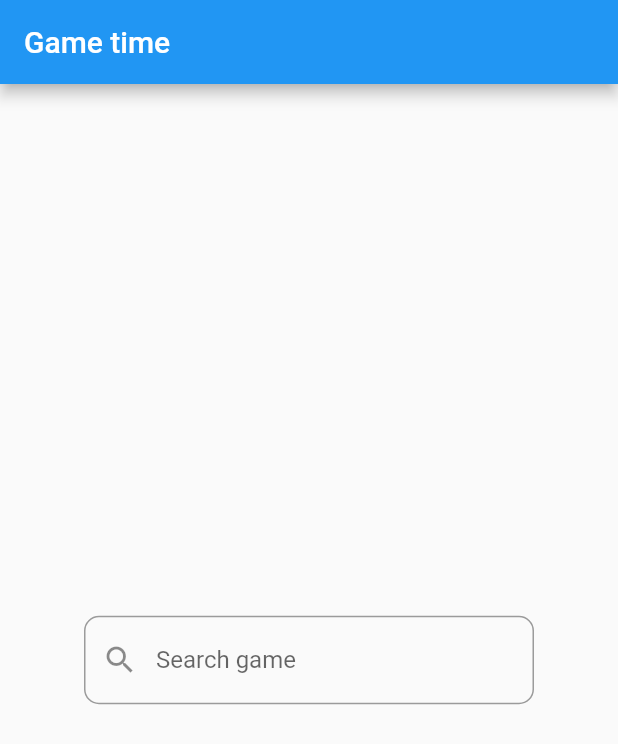
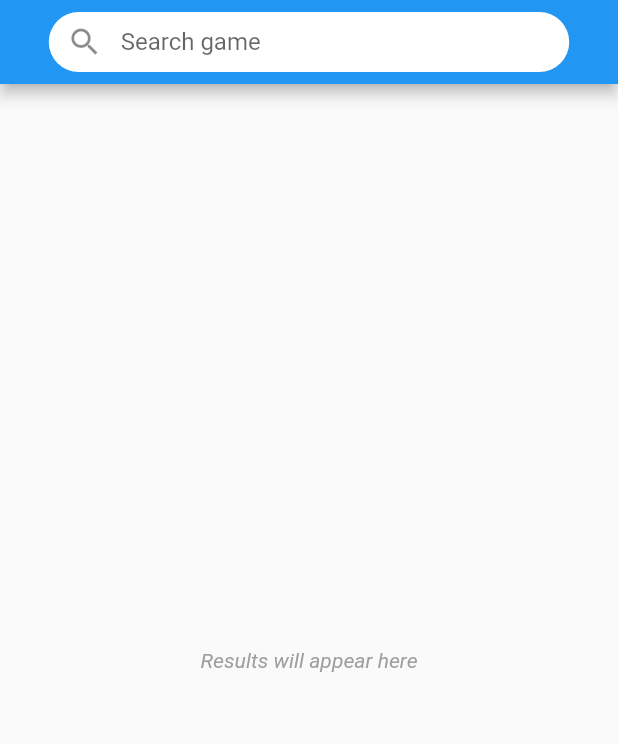
Before and after one commit to KeN095/game-time, a Flutter app: the screen it shows after launch, on a phone screen of 412 x 824 dp. Shown: the top 744 px of the screen. Run offline on Flutter 3.47's test engine with Material 2 defaults, Android fonts, the phone set to English and light mode, and no system bars.

Commit message:
feat: combine search and search results page

```diff
--- a/lib/main.dart
+++ b/lib/main.dart
@@ -1,6 +1,7 @@
 import 'package:flutter/material.dart';
 import 'package:game_time/popular_games.dart';
-import 'search_results.dart';
+import 'package:game_time/game.dart';
+import 'package:game_time/game_data_controller.dart';
 
 void main() {
   runApp(const MyApp());
@@ -11,31 +12,39 @@ class MyApp extends StatelessWidget {
 
   @override
   Widget build(BuildContext context) {
-    return MaterialApp(title: 'Game time App', home: Homescreen());
+    return const MaterialApp(title: 'Game Time App', home: SearchScreen());
   }
 }
 
-class Homescreen extends StatelessWidget {
-  Homescreen({super.key});
+class SearchScreen extends StatefulWidget {
+  const SearchScreen({super.key});
 
-  final _searchController = TextEditingController();
+  @override
+  State<SearchScreen> createState() => _SearchScreenState();
+}
 
+class _SearchScreenState extends State<SearchScreen> {
+  GameDataController gameDataController = GameDataController();
+  TextEditingController _searchController = TextEditingController();
   @override
   Widget build(BuildContext context) {
     return Scaffold(
         appBar: AppBar(
-          title: const Text("Game time"),
-        ),
-        body: Center(
+            title: Center(
                 child: SizedBox(
-                width: 300,
+                    height: 40,
+                    width: 347,
                     child: TextField(
                       controller: _searchController,
                       decoration: InputDecoration(
+                          filled: true,
+                          fillColor: Colors.white,
                           border: OutlineInputBorder(
-                        borderRadius: BorderRadius.circular(10.0),
+                            borderSide: BorderSide.none,
+                            borderRadius: BorderRadius.circular(55.0),
                           ),
-                      labelText: "Search game",
+                          contentPadding: const EdgeInsets.only(bottom: 10.0),
+                          hintText: "Search game",
                           prefixIcon: const Icon(Icons.search)),
                       onSubmitted: (value) => {
                         if (value == "popular")
@@ -46,14 +55,76 @@ class Homescreen extends StatelessWidget {
                                     builder: (context) => PopularGames()))
                           }
                         else
-                      {
-                        Navigator.push(
-                            context,
-                            MaterialPageRoute(
-                                builder: (context) => SearchResults(
-                                    searchText: _searchController.text)))
+                          {setState(() {})}
+                      },
+                    )))),
+        body: _searchController.text != ""
+            ? FutureBuilder<List<Game>>(
+                future:
+                    gameDataController.fetchGameData(_searchController.text),
+                builder: (context, snapshot) {
+                  if (snapshot.connectionState == ConnectionState.waiting) {
+                    return const Center(child: CircularProgressIndicator());
+                  } else if (snapshot.hasError) {
+                    return Center(
+                        child: Text(
+                            'Unable to retrieve results: ${snapshot.error}'));
+                  } else {
+                    List<Game> games = snapshot.data!;
+                    return ListView.builder(
+                      scrollDirection: Axis.vertical,
+                      itemCount: games.length,
+                      itemBuilder: (context, index) {
+                        return Container(
+                          margin: const EdgeInsets.all(6.0),
+                          padding: const EdgeInsets.all(6.0),
+                          decoration: BoxDecoration(
+                            border: Border.all(color: Colors.grey, width: 1.0),
+                            borderRadius: BorderRadius.circular(2.0),
+                          ),
+                          child: Row(
+                            children: [
+                              Image.network(
+                                games[index].imageURL,
+                                height: 110,
+                                width: 75,
+                              ),
+                              const SizedBox(width: 8.0),
+                              Expanded(
+                                child: Column(
+                                  crossAxisAlignment: CrossAxisAlignment.start,
+                                  mainAxisAlignment: MainAxisAlignment.start,
+                                  children: [
+                                    const SizedBox(height: 5.0),
+                                    Text(
+                                      games[index].name,
+                                      style: const TextStyle(
+                                          fontWeight: FontWeight.bold,
+                                          fontSize: 16.0),
+                                    ),
+                                    const SizedBox(height: 25.0),
+                                    Text(
+                                        'Main Story: ${games[index].mainTime} hours'),
+                                    Text(
+                                        'Main + Extra: ${games[index].extraTime} hours'),
+                                    Text(
+                                        'Completionist: ${games[index].completionistTime} hours'),
+                                  ],
+                                ),
+                              ),
+                              const Icon(Icons.arrow_forward_ios_rounded,
+                                  size: 15),
+                            ],
+                          ),
+                        );
+                      },
+                    );
                   }
                 },
-                ))));
+              )
+            : const Center(
+                child: Text("Results will appear here",
+                    style: TextStyle(
+                        color: Colors.grey, fontStyle: FontStyle.italic))));
   }
 }
```
Also changed, not shown: lib/search_results.dart (deleted, +0 -76 lines). Lines whose indentation alone changed are shown as unchanged.
